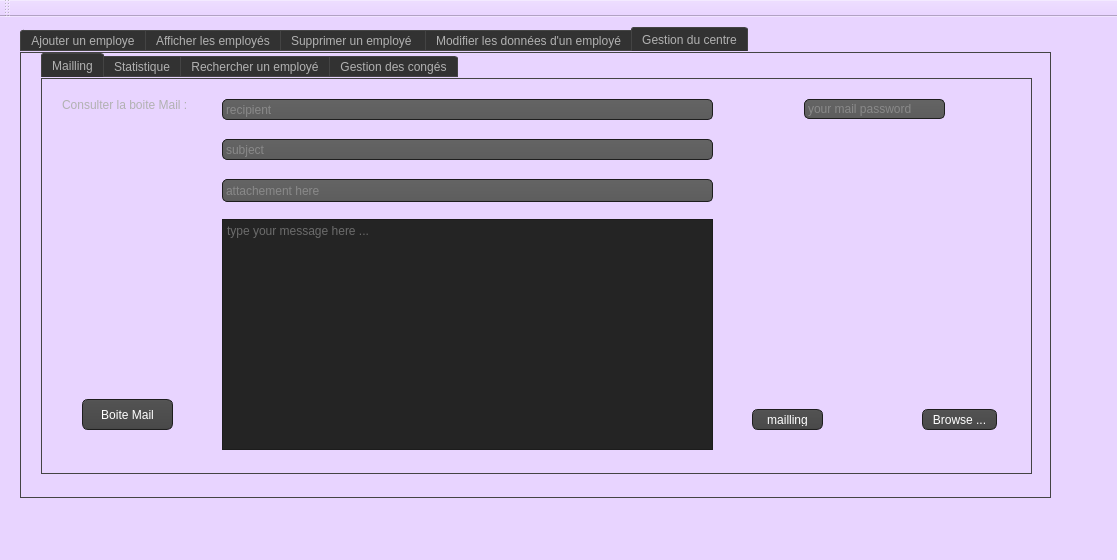
First picture: the form in mainwindow.ui, repository zaineb-ben-aziza/beauty_center_2A17, before the edit.
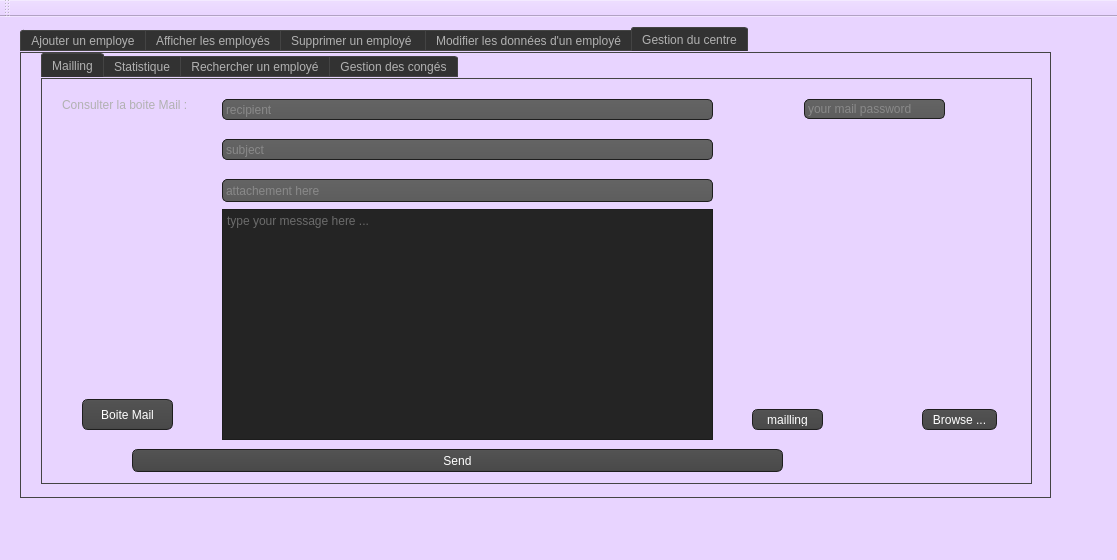
Second picture: the form after the edit. The open tabs and pages were chosen to show the change. Icons and pictures are not drawn.

Diff of the .ui file:
```diff
--- a/mainwindow.ui
+++ b/mainwindow.ui
@@ -982,7 +982,7 @@
         <x>20</x>
         <y>0</y>
         <width>991</width>
-        <height>421</height>
+        <height>431</height>
        </rect>
       </property>
       <property name="currentIndex">
@@ -1077,7 +1077,7 @@
         <property name="geometry">
          <rect>
           <x>180</x>
-          <y>140</y>
+          <y>130</y>
           <width>491</width>
           <height>231</height>
          </rect>
@@ -1112,6 +1112,19 @@
          <string>Boite Mail</string>
         </property>
        </widget>
+       <widget class="QPushButton" name="sendBtn">
+        <property name="geometry">
+         <rect>
+          <x>90</x>
+          <y>370</y>
+          <width>651</width>
+          <height>23</height>
+         </rect>
+        </property>
+        <property name="text">
+         <string>Send</string>
+        </property>
+       </widget>
       </widget>
       <widget class="QWidget" name="tab_9">
        <attribute name="title">
```
Left out of the diff: 4 changed lines with no effect on the pictures.
